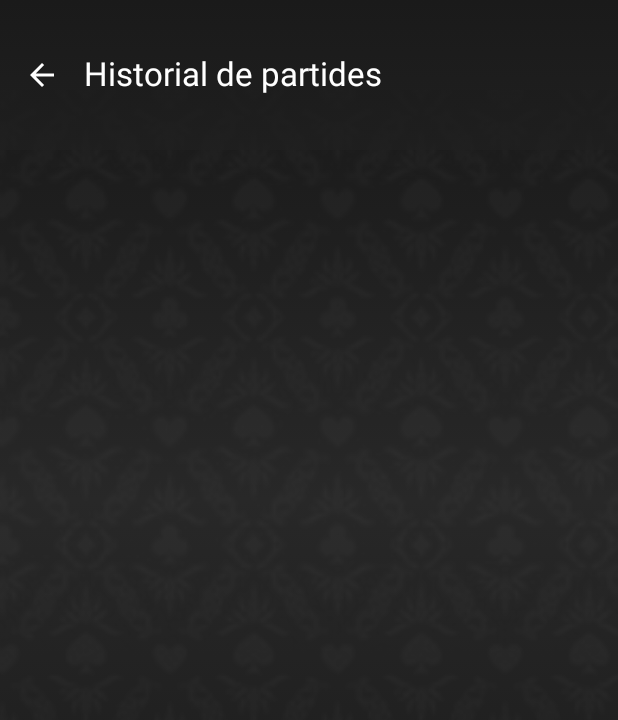
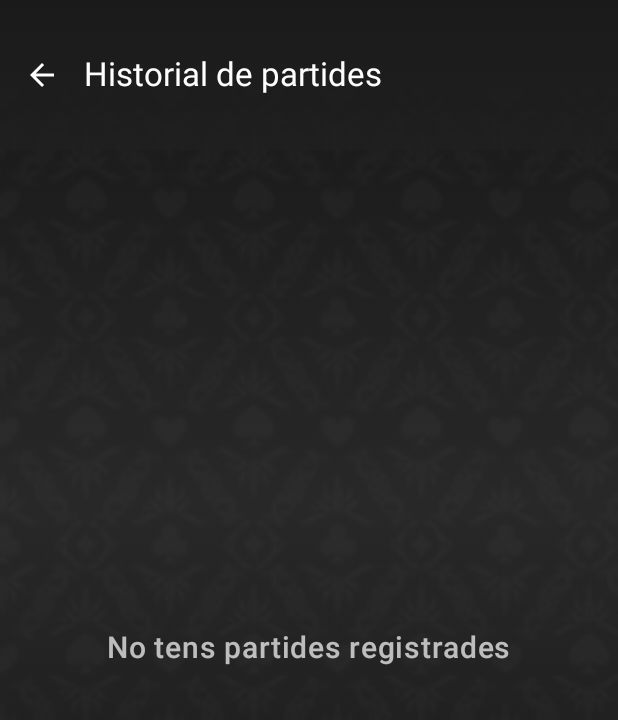
Before and after one commit to GerardBartalot/Casino_Frontend, an Android app built with Jetpack Compose: the HistoryScreen screen opened through its navigation route, on a phone screen of 412 x 824 dp. Shown: the top 720 px of the screen. Run offline under Robolectric (Android 15) with nearby library versions, the phone set to English and light mode, and no system bars.

Commit message:
ahora se muestra mensaje si no hay historial de partidas

```diff
--- a/app/src/main/java/com/example/casinoapp/screen/loaders/LoadingHistoryScreen.kt
+++ b/app/src/main/java/com/example/casinoapp/screen/loaders/LoadingHistoryScreen.kt
@@ -64,6 +64,12 @@ fun LoadingHistoryScreen(
             navController.navigate("historyScreen") {
                 popUpTo("loadingToHistoryScreen") { inclusive = true }
             }
+        } else {
+            delay(1500)
+            navController.navigate("historyScreen") {
+                popUpTo("loadingToHistoryScreen") { inclusive = true }
+            }
         }
+
     }
 }
--- a/app/src/main/java/com/example/casinoapp/screen/profile/HistoryScreen.kt
+++ b/app/src/main/java/com/example/casinoapp/screen/profile/HistoryScreen.kt
@@ -154,6 +154,21 @@ fun HistoryScreen(
                     .padding(bottom = 50.dp)
             ) {
                 Spacer(modifier = Modifier.height(30.dp))
+                if (gameHistory.isEmpty()) {
+                    Box(
+                        modifier = Modifier
+                            .fillMaxSize()
+                            .weight(1f),
+                        contentAlignment = Alignment.Center
+                    ) {
+                        Text(
+                            text = "No tens partides registrades",
+                            color = Color.White.copy(alpha = 0.7f),
+                            fontSize = 20.sp,
+                            fontWeight = FontWeight.Medium
+                        )
+                    }
+                } else {
                     Box(
                         modifier = Modifier
                             .fillMaxWidth()
@@ -168,6 +183,7 @@ fun HistoryScreen(
                         ) {
                             items(last10Games) { gameSession ->
                                 CompactGameSessionItem(gameSession)
+                            }
                         }
                     }
                 }
```
Lines whose indentation alone changed are shown as unchanged.
